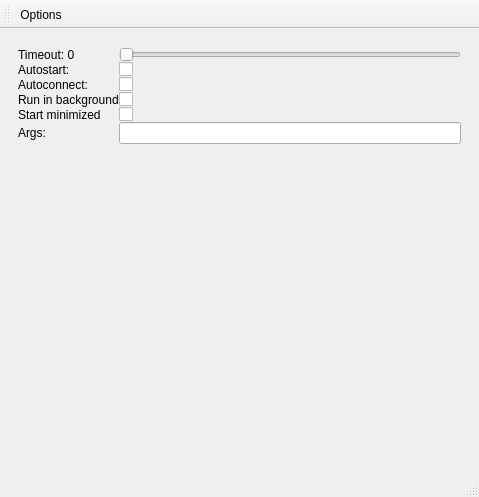
Old version of the form src/sys/coviseDaemon/mainWindow.ui in the repository hlrs-vis/covise.
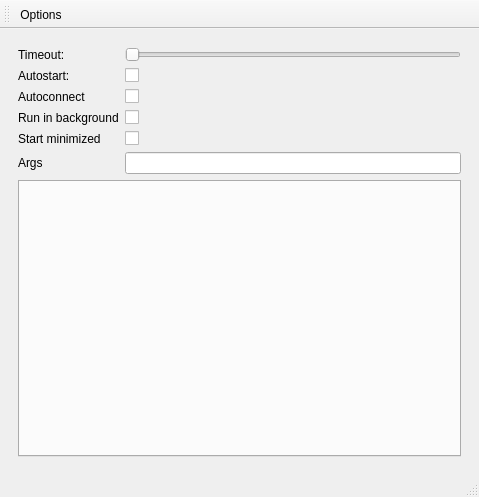
New version of the form. The open tabs and pages were chosen to show the change. Icons and pictures are not drawn.

```diff
--- a/src/sys/coviseDaemon/mainWindow.ui
+++ b/src/sys/coviseDaemon/mainWindow.ui
@@ -186,113 +186,35 @@
       <widget class="QWidget" name="page_2">
        <layout class="QHBoxLayout" name="horizontalLayout_2">
         <item>
-         <widget class="QFrame" name="frame">
-          <property name="styleSheet">
-           <string notr="true"/>
-          </property>
-          <property name="frameShape">
-           <enum>QFrame::NoFrame</enum>
-          </property>
-          <property name="frameShadow">
-           <enum>QFrame::Raised</enum>
-          </property>
-          <layout class="QHBoxLayout" name="horizontalLayout_3">
-           <property name="spacing">
-            <number>0</number>
-           </property>
-           <property name="leftMargin">
-            <number>0</number>
-           </property>
-           <property name="topMargin">
-            <number>0</number>
-           </property>
-           <property name="rightMargin">
-            <number>0</number>
-           </property>
-           <property name="bottomMargin">
-            <number>0</number>
-           </property>
+         <layout class="QVBoxLayout" name="verticalLayout_6">
            <item>
-            <layout class="QFormLayout" name="formLayout_2">
+           <layout class="QVBoxLayout" name="verticalLayout_10">
+            <item>
+             <layout class="QFormLayout" name="formLayout_3">
              <item row="0" column="0">
               <widget class="QLabel" name="timeoutLabel">
-               <property name="minimumSize">
-                <size>
-                 <width>100</width>
-                 <height>0</height>
-                </size>
-               </property>
-               <property name="toolTip">
-                <string>&lt;html&gt;&lt;head/&gt;&lt;body&gt;&lt;p&gt;Timeout for connection attempts to the VRB (zero means no timeout)&lt;/p&gt;&lt;/body&gt;&lt;/html&gt;</string>
-               </property>
                <property name="text">
-                <string>Timeout: 0</string>
-               </property>
-              </widget>
-             </item>
-             <item row="0" column="1">
-              <widget class="QSlider" name="timeoutSlider">
-               <property name="maximum">
-                <number>30</number>
-               </property>
-               <property name="value">
-                <number>0</number>
-               </property>
-               <property name="orientation">
-                <enum>Qt::Horizontal</enum>
+                 <string>Timeout:</string>
                </property>
               </widget>
              </item>
              <item row="1" column="0">
-              <widget class="QLabel" name="label">
-               <property name="toolTip">
-                <string>&lt;html&gt;&lt;head/&gt;&lt;body&gt;&lt;p&gt;Don't ask for permissions to launch an application (Warning: make sure you can trust everyone in your VRB network when enabling this).&lt;/p&gt;&lt;/body&gt;&lt;/html&gt;</string>
-               </property>
+               <widget class="QLabel" name="label_2">
                <property name="text">
                 <string>Autostart:</string>
                </property>
               </widget>
              </item>
-             <item row="1" column="1">
-              <widget class="QCheckBox" name="autostartCheckBox">
-               <property name="toolTip">
-                <string>Don't ask for permission to start COVISE or OpenCOVER</string>
-               </property>
-               <property name="text">
-                <string/>
-               </property>
-              </widget>
-             </item>
              <item row="2" column="0">
-              <widget class="QLabel" name="label_2">
-               <property name="toolTip">
-                <string>&lt;html&gt;&lt;head/&gt;&lt;body&gt;&lt;p&gt;Automatically connect to the configured VRB on start.&lt;/p&gt;&lt;/body&gt;&lt;/html&gt;</string>
-               </property>
-               <property name="text">
-                <string>Autoconnect:</string>
-               </property>
-              </widget>
-             </item>
-             <item row="2" column="1">
-              <widget class="QCheckBox" name="autoconnectCheckBox">
-               <property name="text">
-                <string/>
-               </property>
-              </widget>
-             </item>
-             <item row="5" column="0">
               <widget class="QLabel" name="label_6">
                <property name="toolTip">
                 <string>&lt;html&gt;&lt;head/&gt;&lt;body&gt;&lt;p&gt;Additional command line arguments for the selected application.&lt;/p&gt;&lt;/body&gt;&lt;/html&gt;</string>
                </property>
                <property name="text">
-                <string>Args:</string>
+                 <string>Autoconnect</string>
                </property>
               </widget>
              </item>
-             <item row="5" column="1">
-              <widget class="QLineEdit" name="cmdArgsInput"/>
-             </item>
              <item row="3" column="0">
               <widget class="QLabel" name="label_7">
                <property name="toolTip">
@@ -303,13 +225,6 @@
                </property>
               </widget>
              </item>
-             <item row="3" column="1">
-              <widget class="QCheckBox" name="backgroundCheckBox">
-               <property name="text">
-                <string/>
-               </property>
-              </widget>
-             </item>
              <item row="4" column="0">
               <widget class="QLabel" name="label_8">
                <property name="toolTip">
@@ -320,6 +235,41 @@
                </property>
               </widget>
              </item>
+              <item row="5" column="0">
+               <widget class="QLabel" name="label_9">
+                <property name="text">
+                 <string>Args</string>
+                </property>
+               </widget>
+              </item>
+              <item row="0" column="1">
+               <widget class="QSlider" name="timeoutSlider">
+                <property name="orientation">
+                 <enum>Qt::Horizontal</enum>
+                </property>
+               </widget>
+              </item>
+              <item row="1" column="1">
+               <widget class="QCheckBox" name="autostartCheckBox">
+                <property name="text">
+                 <string/>
+                </property>
+               </widget>
+              </item>
+              <item row="2" column="1">
+               <widget class="QCheckBox" name="autoconnectCheckBox">
+                <property name="text">
+                 <string/>
+                </property>
+               </widget>
+              </item>
+              <item row="3" column="1">
+               <widget class="QCheckBox" name="backgroundCheckBox">
+                <property name="text">
+                 <string/>
+                </property>
+               </widget>
+              </item>
              <item row="4" column="1">
               <widget class="QCheckBox" name="minimizedCheckBox">
                <property name="text">
@@ -327,10 +277,21 @@
                </property>
               </widget>
              </item>
-            </layout>
-           </item>
-          </layout>
-         </widget>
+              <item row="5" column="1">
+               <widget class="QLineEdit" name="cmdArgsInput"/>
+              </item>
+             </layout>
+            </item>
+            <item>
+             <layout class="QVBoxLayout" name="verticalLayout_11">
+              <item>
+               <widget class="QTabWidget" name="childTabs"/>
+              </item>
+             </layout>
+            </item>
+           </layout>
+          </item>
+         </layout>
         </item>
        </layout>
       </widget>
```
Left out of the diff: 15 changed lines with no effect on the pictures. Lines whose indentation alone changed are shown as unchanged.
